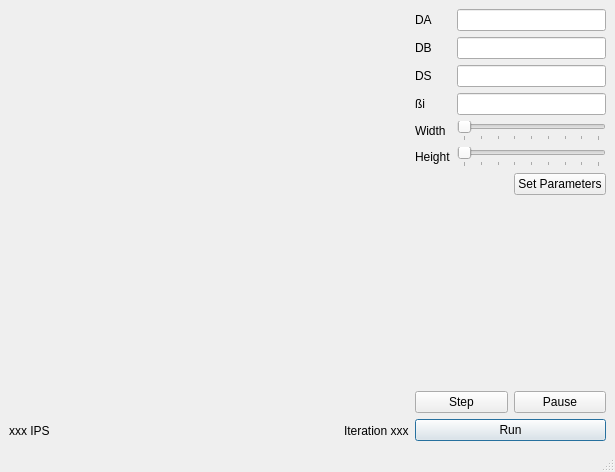
Old version of the form MainWindow.ui in the repository thomasdeniau/pyfauxfur.
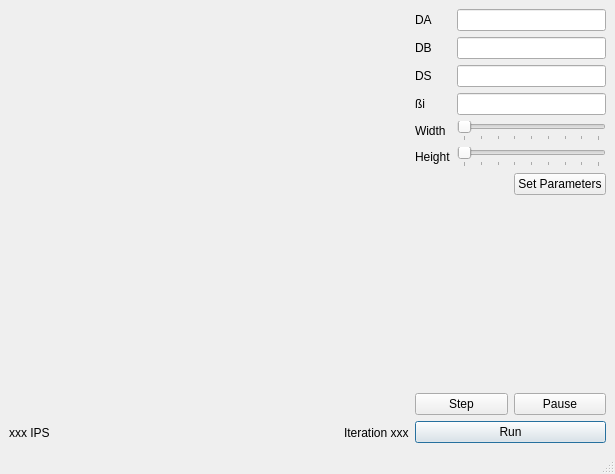
New version of the form. Custom widgets are drawn as their Qt base class.

Commit message: Fix height to have a perfectly square GLView

Patch:
```diff
--- a/MainWindow.ui
+++ b/MainWindow.ui
@@ -6,7 +6,7 @@
     <x>0</x>
     <y>0</y>
     <width>615</width>
-    <height>472</height>
+    <height>474</height>
    </rect>
   </property>
   <property name="windowTitle" >
```
